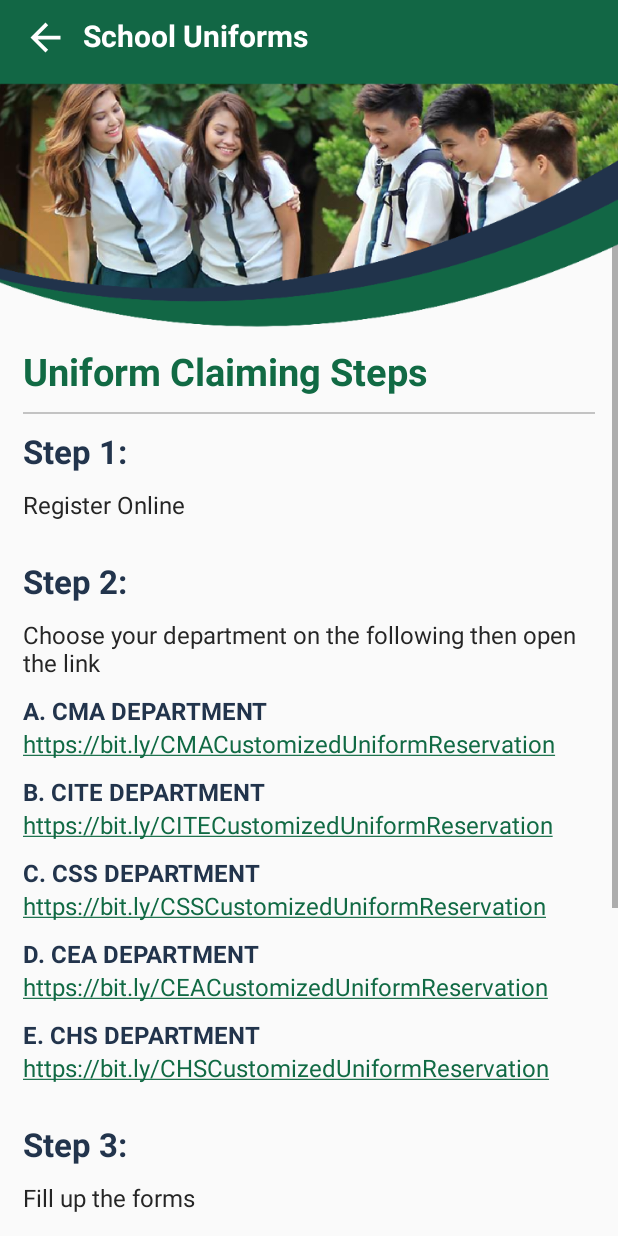
After one commit to uppercaseguy2/android_PHINMAUPangGuide, an Android app: the ClaimUniformActivity screen opened directly, with no data from a screen before it, on a phone screen of 412 x 824 dp. The commit adds this screen. Run offline under Robolectric (Android 15) with nearby library versions, the phone set to English and light mode, and no system bars.

Commit message:
accomplish claim uniform steps activity

```diff
--- a/app/src/main/AndroidManifest.xml
+++ b/app/src/main/AndroidManifest.xml
@@ -9,6 +9,9 @@
         android:roundIcon="@mipmap/ic_launcher_round"
         android:supportsRtl="true"
         android:theme="@style/Theme.PHINMAUniversityOfPangasinanSYGuidingSystem">
+        <activity
+            android:name=".ClaimUniformActivity"
+            android:exported="false" />
         <activity
             android:name=".EnrollmentStepsActivity"
             android:exported="false" />
--- /dev/null
+++ b/app/src/main/java/com/teamuppercaseguy2/android_PHINMAUPangGuide/ClaimUniformActivity.java
@@ -0,0 +1,56 @@
+package com.teamuppercaseguy2.android_PHINMAUPangGuide;
+
+import androidx.appcompat.app.AppCompatActivity;
+
+import android.content.Intent;
+import android.graphics.Paint;
+import android.net.Uri;
+import android.os.Bundle;
+import android.widget.ImageButton;
+import android.widget.TextView;
+
+public class ClaimUniformActivity extends AppCompatActivity {
+    TextView _linkCMA, _linkCITE,_linkCSS,_linkCEA,_linkCHS;
+    ImageButton _backBtn;
+    @Override
+    protected void onCreate(Bundle savedInstanceState) {
+        super.onCreate(savedInstanceState);
+        setContentView(R.layout.activity_claim_uniform);
+
+        _backBtn = findViewById(R.id.btn_return);
+        _backBtn.setOnClickListener(view -> onBackPressed());
+
+        _linkCMA =  findViewById(R.id.link_cma);
+        _linkCITE =  findViewById(R.id.link_cite);
+        _linkCSS =  findViewById(R.id.link_css);
+        _linkCEA =  findViewById(R.id.link_cea);
+        _linkCHS =  findViewById(R.id.link_chs);
+
+        toUnderline(_linkCMA);
+        toUnderline(_linkCITE);
+        toUnderline(_linkCSS);
+        toUnderline(_linkCEA);
+        toUnderline(_linkCHS);
+
+        _linkCMA.setOnClickListener(view -> toURL(_linkCMA));
+        _linkCITE.setOnClickListener(view -> toURL(_linkCITE));
+        _linkCSS.setOnClickListener(view -> toURL(_linkCSS));
+        _linkCEA.setOnClickListener(view -> toURL(_linkCEA));
+        _linkCHS.setOnClickListener(view -> toURL(_linkCHS));
+
+
+    }
+
+    private void toURL(TextView textView) {
+        Uri uri = Uri.parse(textView.getText().toString());
+        Intent intent= new Intent(Intent.ACTION_VIEW,uri);
+        startActivity(intent);
+    }
+
+    private void toUnderline(TextView textView){
+        textView.setPaintFlags(textView.getPaintFlags() | Paint.UNDERLINE_TEXT_FLAG);
+
+    }
+
+
+}
--- a/app/src/main/java/com/teamuppercaseguy2/android_PHINMAUPangGuide/HelpSelectActivity.java
+++ b/app/src/main/java/com/teamuppercaseguy2/android_PHINMAUPangGuide/HelpSelectActivity.java
@@ -25,5 +25,10 @@ public class HelpSelectActivity extends AppCompatActivity {
         _viewEnrollment.setOnClickListener(view -> {
             startActivity(new Intent(HelpSelectActivity.this, EnrollmentStepsActivity.class));
         });
+
+        _viewUniform.setOnClickListener(view -> {
+            startActivity(new Intent(HelpSelectActivity.this, ClaimUniformActivity.class));
+        });
+
     }
 }
--- /dev/null
+++ b/app/src/main/res/drawable/ic_baseline_arrow_back_24.xml
@@ -0,0 +1,11 @@
+<vector xmlns:android="http://schemas.android.com/apk/res/android"
+    android:width="24dp"
+    android:height="24dp"
+    android:viewportWidth="24"
+    android:viewportHeight="24"
+    android:tint="@color/white"
+    android:autoMirrored="true">
+  <path
+      android:fillColor="@android:color/white"
+      android:pathData="M20,11H7.83l5.59,-5.59L12,4l-8,8 8,8 1.41,-1.41L7.83,13H20v-2z"/>
+</vector>
--- /dev/null
+++ b/app/src/main/res/layout/activity_claim_uniform.xml
@@ -0,0 +1,314 @@
+<?xml version="1.0" encoding="utf-8"?>
+<androidx.constraintlayout.widget.ConstraintLayout xmlns:android="http://schemas.android.com/apk/res/android"
+    xmlns:app="http://schemas.android.com/apk/res-auto"
+    xmlns:tools="http://schemas.android.com/tools"
+    android:layout_width="match_parent"
+    android:layout_height="match_parent"
+    tools:context=".ClaimUniformActivity">
+
+    <ImageButton
+        android:id="@+id/btn_return"
+        android:layout_width="30dp"
+        android:layout_height="30dp"
+        android:background="?android:selectableItemBackgroundBorderless"
+        android:elevation="3dp"
+        android:foreground="@drawable/ic_baseline_arrow_back_24"
+        app:layout_constraintBottom_toBottomOf="parent"
+        app:layout_constraintEnd_toEndOf="parent"
+        app:layout_constraintHorizontal_bias="0.04"
+        app:layout_constraintStart_toStartOf="parent"
+        app:layout_constraintTop_toTopOf="parent"
+        app:layout_constraintVertical_bias="0.0125" />
+    <TextView
+        android:layout_width="wrap_content"
+        android:layout_height="wrap_content"
+        android:elevation="3dp"
+        android:layout_marginStart="10dp"
+        android:layout_marginTop="10dp"
+
+        android:text="School Uniforms"
+        android:textColor="@color/white"
+        android:textSize="20sp"
+        android:textStyle="bold"
+        app:layout_constraintStart_toEndOf="@+id/btn_return"
+        app:layout_constraintTop_toTopOf="parent" />
+    <ImageView
+        android:id="@+id/imageView4"
+        android:layout_width="match_parent"
+        android:layout_height="wrap_content"
+        android:adjustViewBounds="true"
+        android:elevation="2dp"
+        android:scaleType="fitXY"
+        android:src="@drawable/header_uniform"
+        app:layout_constraintEnd_toEndOf="parent"
+        app:layout_constraintHorizontal_bias="0.5"
+        app:layout_constraintStart_toStartOf="parent"
+        app:layout_constraintTop_toTopOf="parent" />
+    <ScrollView
+        android:id="@+id/scrollView2"
+        android:layout_width="match_parent"
+        android:layout_height="match_parent">
+    <LinearLayout
+        android:layout_width="match_parent"
+        android:layout_height="wrap_content"
+        android:orientation="vertical">
+
+
+    <TextView
+        android:layout_width="match_parent"
+        android:layout_height="wrap_content"
+        android:paddingStart="15dp"
+        android:paddingTop="230dp"
+        android:paddingBottom="10dp"
+        android:text="Uniform Claiming Steps"
+        android:textColor="@color/upang_green"
+        android:textSize="25sp"
+        android:textStyle="bold" />
+    <View
+        android:layout_width="match_parent"
+        android:layout_height="1dp"
+        android:layout_marginHorizontal="15dp"
+        android:layout_marginBottom="10dp"
+        android:background="@color/upang_lightgray" />
+
+
+        <!-- Step 1 -->
+        <TextView
+            android:layout_width="match_parent"
+            android:layout_height="wrap_content"
+            android:paddingStart="15dp"
+            android:paddingBottom="10dp"
+            android:text="Step 1:"
+            android:textColor="@color/upang_blue"
+            android:textSize="22sp"
+            android:textStyle="bold" />
+        <TextView
+            android:layout_width="match_parent"
+            android:layout_height="wrap_content"
+            android:layout_marginHorizontal="15dp"
+            android:text="Register Online"
+            android:textColor="@color/black"
+            android:textSize="16sp"
+            />
+
+        <!-- Step 2 -->
+        <TextView
+            android:layout_marginTop="15dp"
+            android:layout_width="match_parent"
+            android:layout_height="wrap_content"
+            android:paddingStart="15dp"
+            android:paddingVertical="10dp"
+            android:text="Step 2:"
+            android:textColor="@color/upang_blue"
+            android:textSize="22sp"
+            android:textStyle="bold"
+            android:singleLine="false"/>
+        <TextView
+            android:layout_width="match_parent"
+            android:layout_height="wrap_content"
+            android:layout_marginHorizontal="15dp"
+            android:text="Choose your department on the following then open the link"
+            android:textColor="@color/black"
+            android:textSize="16sp"
+            />
+
+        <!-- A -->
+        <TextView
+            android:layout_width="match_parent"
+            android:layout_height="wrap_content"
+            android:layout_marginHorizontal="15dp"
+            android:layout_marginTop="10dp"
+            android:text="A. CMA DEPARTMENT"
+            android:textSize="16sp"
+            android:textStyle="bold"
+            android:textColor="@color/upang_blue"
+            android:singleLine="false"
+            />
+        <TextView
+            android:id="@+id/link_cma"
+            android:layout_width="match_parent"
+            android:layout_height="wrap_content"
+            android:layout_marginHorizontal="15dp"
+            android:text="https://bit.ly/CMACustomizedUniformReservation"
+            android:textColor="@color/upang_green"
+            android:textSize="16sp"
+            android:singleLine="false"
+            />
+        <!-- B -->
+        <TextView
+            android:layout_width="match_parent"
+            android:layout_height="wrap_content"
+            android:layout_marginHorizontal="15dp"
+            android:layout_marginTop="10dp"
+            android:text="B. CITE DEPARTMENT"
+            android:textSize="16sp"
+            android:textStyle="bold"
+            android:textColor="@color/upang_blue"
+            android:singleLine="false"
+            />
+        <TextView
+            android:id="@+id/link_cite"
+            android:layout_width="match_parent"
+            android:layout_height="wrap_content"
+            android:layout_marginHorizontal="15dp"
+            android:text="https://bit.ly/CITECustomizedUniformReservation"
+            android:textColor="@color/upang_green"
+            android:textSize="16sp"
+            android:singleLine="false"
+            />
+        <!-- C -->
+        <TextView
+            android:layout_width="match_parent"
+            android:layout_height="wrap_content"
+            android:layout_marginHorizontal="15dp"
+            android:layout_marginTop="10dp"
+            android:text="C. CSS DEPARTMENT"
+            android:textSize="16sp"
+            android:textStyle="bold"
+            android:textColor="@color/upang_blue"
+            android:singleLine="false"
+            />
+        <TextView
+            android:id="@+id/link_css"
+            android:layout_width="match_parent"
+            android:layout_height="wrap_content"
+            android:layout_marginHorizontal="15dp"
+            android:text="https://bit.ly/CSSCustomizedUniformReservation"
+            android:textColor="@color/upang_green"
+            android:textSize="16sp"
+            android:singleLine="false"
+            />
+
+        <!-- D -->
+        <TextView
+            android:layout_width="match_parent"
+            android:layout_height="wrap_content"
+            android:layout_marginHorizontal="15dp"
+            android:layout_marginTop="10dp"
+            android:text="D. CEA DEPARTMENT"
+            android:textSize="16sp"
+            android:textStyle="bold"
+            android:textColor="@color/upang_blue"
+            android:singleLine="false"
+            />
+        <TextView
+            android:id="@+id/link_cea"
+            android:layout_width="match_parent"
+            android:layout_height="wrap_content"
+            android:layout_marginHorizontal="15dp"
+            android:text="https://bit.ly/CEACustomizedUniformReservation"
+            android:textColor="@color/upang_green"
+            android:textSize="16sp"
+            android:singleLine="false"
+            />
+        <!-- E -->
+        <TextView
+            android:layout_width="match_parent"
+            android:layout_height="wrap_content"
+            android:layout_marginHorizontal="15dp"
+            android:layout_marginTop="10dp"
+            android:text="E. CHS DEPARTMENT"
+            android:textSize="16sp"
+            android:textStyle="bold"
+            android:textColor="@color/upang_blue"
+            android:singleLine="false"
+            />
+        <TextView
+            android:id="@+id/link_chs"
+            android:layout_width="match_parent"
+            android:layout_height="wrap_content"
+            android:layout_marginHorizontal="15dp"
+            android:text="https://bit.ly/CHSCustomizedUniformReservation"
+            android:textColor="@color/upang_green"
+            android:textSize="16sp"
+            android:singleLine="false"
+            />
+
+        <!-- Step 3 -->
+        <TextView
+            android:layout_marginTop="15dp"
+            android:layout_width="match_parent"
+            android:layout_height="wrap_content"
+            android:paddingStart="15dp"
+            android:paddingVertical="10dp"
+            android:text="Step 3:"
+            android:textColor="@color/upang_blue"
+            android:textSize="22sp"
+            android:textStyle="bold"
+            android:singleLine="false"/>
+        <TextView
+            android:layout_width="match_parent"
+            android:layout_height="wrap_content"
+            android:layout_marginHorizontal="15dp"
+            android:text="Fill up the forms"
+            android:textColor="@color/black"
+            android:textSize="16sp"
+            />
+        <!-- Step 4 -->
+        <TextView
+            android:layout_marginTop="15dp"
+            android:layout_width="match_parent"
+            android:layout_height="wrap_content"
+            android:paddingStart="15dp"
+            android:paddingVertical="10dp"
+            android:text="Step 4:"
+            android:textColor="@color/upang_blue"
+            android:textSize="22sp"
+            android:textStyle="bold"
+            android:singleLine="false"/>
+        <TextView
+            android:layout_width="match_parent"
+            android:layout_height="wrap_content"
+            android:layout_marginHorizontal="15dp"
+            android:text="Go to PHINMA University of Pangasinan and go to CMA Department 1st floor"
+            android:textColor="@color/black"
+            android:textSize="16sp"
+            />
+        <!-- Step 5 -->
+        <TextView
+            android:layout_marginTop="15dp"
+            android:layout_width="match_parent"
+            android:layout_height="wrap_content"
+            android:paddingStart="15dp"
+            android:paddingVertical="10dp"
+            android:text="Step 5:"
+            android:textColor="@color/upang_blue"
+            android:textSize="22sp"
+            android:textStyle="bold"
+            android:singleLine="false"/>
+        <TextView
+            android:layout_width="match_parent"
+            android:layout_height="wrap_content"
+            android:layout_marginHorizontal="15dp"
+            android:text="Fall in line with the designated room and show your ID in the counter"
+            android:textColor="@color/black"
+            android:textSize="16sp"
+            />
+        <!-- Step 6 -->
+        <TextView
+            android:layout_marginTop="15dp"
+            android:layout_width="match_parent"
+            android:layout_height="wrap_content"
+            android:paddingStart="15dp"
+            android:paddingVertical="10dp"
+            android:text="Step 6:"
+            android:textColor="@color/upang_blue"
+            android:textSize="22sp"
+            android:textStyle="bold"
+            android:singleLine="false"/>
+        <TextView
+            android:layout_width="match_parent"
+            android:layout_height="wrap_content"
+            android:layout_marginHorizontal="15dp"
+            android:text="Claim your uniforms"
+            android:textColor="@color/black"
+            android:textSize="16sp"
+            android:layout_marginBottom="15dp"
+            />
+
+    </LinearLayout>
+    </ScrollView>
+
+
+
+</androidx.constraintlayout.widget.ConstraintLayout>
--- a/app/src/main/res/layout/activity_enrollment_steps.xml
+++ b/app/src/main/res/layout/activity_enrollment_steps.xml
@@ -82,7 +82,7 @@
                 android:paddingBottom="10dp"
                 android:text="Step 1:"
                 android:textColor="@color/upang_blue"
-                android:textSize="25sp"
+                android:textSize="22sp"
                 android:textStyle="bold" />
             <TextView
                 android:layout_width="match_parent"
@@ -110,7 +110,7 @@
                 android:paddingVertical="10dp"
                 android:text="Step 2:"
                 android:textColor="@color/upang_blue"
-                android:textSize="25sp"
+                android:textSize="22sp"
                 android:textStyle="bold"
                 android:singleLine="false"/>
             <TextView
@@ -129,7 +129,8 @@
                 android:layout_marginHorizontal="15dp"
                 android:layout_marginTop="10dp"
                 android:text="For Gcash Payment: "
-                android:textSize="20sp"
+                android:textSize="16sp"
+                android:textStyle="bold"
                 android:textColor="@color/upang_blue"
                 android:singleLine="false"
                 />
@@ -150,7 +151,8 @@
                 android:layout_marginHorizontal="15dp"
                 android:layout_marginTop="10dp"
                 android:text="For ECPay Payment:  "
-                android:textSize="20sp"
+                android:textSize="16sp"
+                android:textStyle="bold"
                 android:textColor="@color/upang_blue"
                 android:singleLine="false"
                 />
@@ -170,7 +172,8 @@
                 android:layout_marginHorizontal="15dp"
                 android:layout_marginTop="10dp"
                 android:text="For Bank Deposit Payment: "
-                android:textSize="20sp"
+                android:textStyle="bold"
+                android:textSize="16sp"
                 android:textColor="@color/upang_blue"
                 android:singleLine="false"
                 />
@@ -194,7 +197,7 @@
                 android:paddingVertical="10dp"
                 android:text="Step 3:"
                 android:textColor="@color/upang_blue"
-                android:textSize="25sp"
+                android:textSize="22sp"
                 android:textStyle="bold"
                 android:layout_marginTop="15dp"/>
             <TextView
@@ -222,7 +225,7 @@
                 android:paddingVertical="10dp"
                 android:text="Step 4:"
                 android:textColor="@color/upang_blue"
-                android:textSize="25sp"
+                android:textSize="22sp"
                 android:textStyle="bold"
                 android:layout_marginTop="15dp"/>
             <TextView
```
